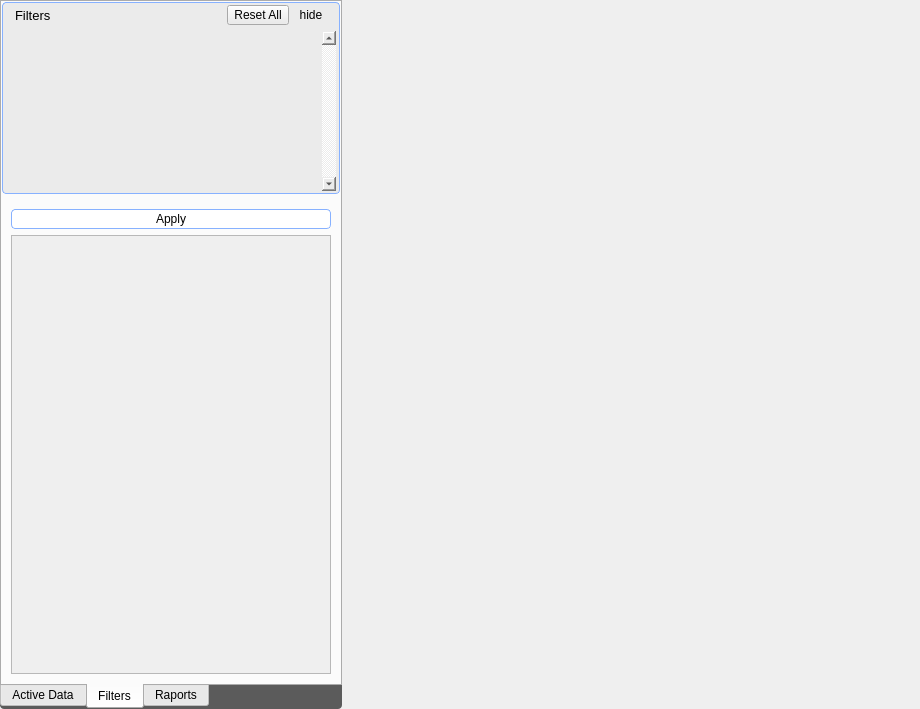
Old version of the form branches/large_logic_refactoring/src/edr/src/hmm_view/ui/AnalisisWidget.ui in the repository mk4me/hm-mde-one.
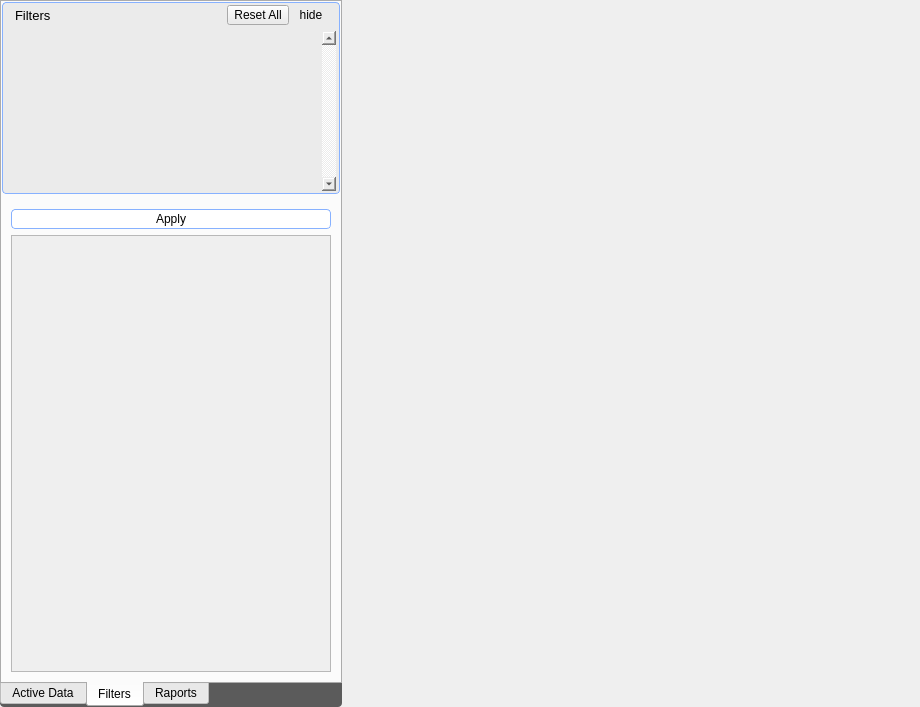
New version of the form. The open tabs and pages were chosen to show the change. Icons and pictures are not drawn.

What changed in the file:
```diff
--- a/branches/large_logic_refactoring/src/edr/src/hmm_view/ui/AnalisisWidget.ui
+++ b/branches/large_logic_refactoring/src/edr/src/hmm_view/ui/AnalisisWidget.ui
@@ -7,7 +7,7 @@
     <x>0</x>
     <y>0</y>
     <width>920</width>
-    <height>709</height>
+    <height>707</height>
    </rect>
   </property>
   <property name="windowTitle">
@@ -396,8 +396,8 @@
                  <rect>
                   <x>0</x>
                   <y>0</y>
-                  <width>318</width>
-                  <height>436</height>
+                  <width>100</width>
+                  <height>30</height>
                  </rect>
                 </property>
                </widget>
```
Left out of the diff: 307 changed lines with no effect on the pictures.
